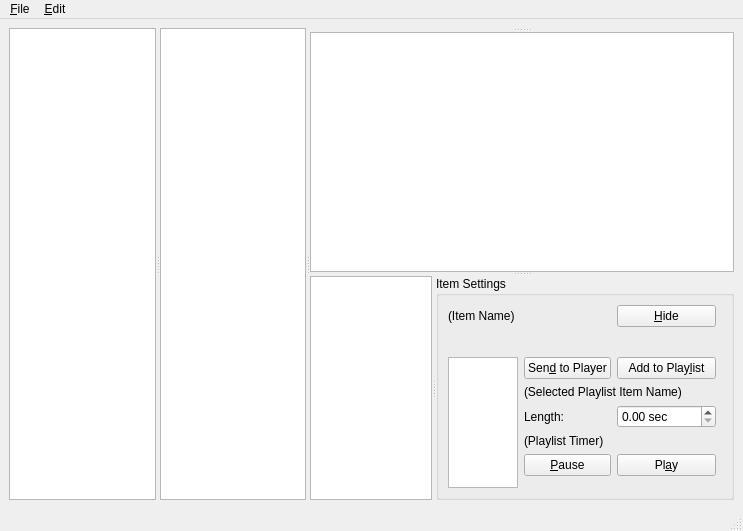
Before: the Qt Designer form src/glvidtex/DirectorWindow.ui in google-code-export/dviz, drawn with Qt 5.
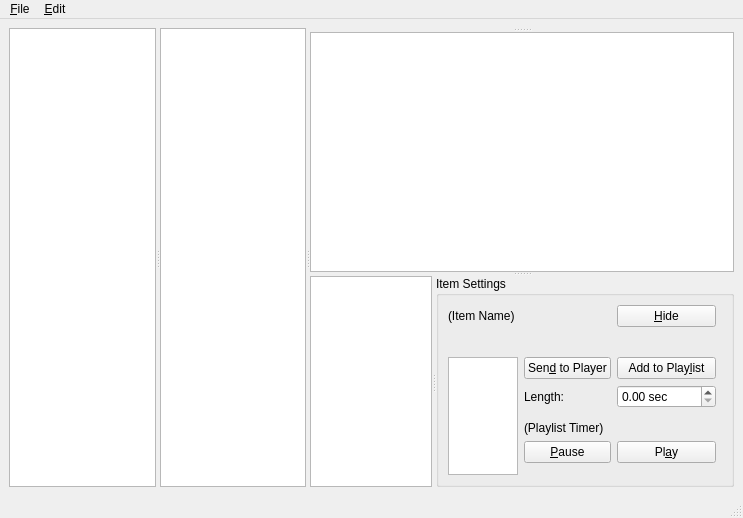
After: the same form once the commit is applied. Custom widgets are drawn as their Qt base class.

Commit message: Added and tested the 'Add to Playlist' functionality - playlist 'playing' not tested yet. Lots more work to be done in the playlist area, but basics are there.

Diff of the .ui file:
```diff
--- a/src/glvidtex/DirectorWindow.ui
+++ b/src/glvidtex/DirectorWindow.ui
@@ -79,14 +79,14 @@
               </property>
              </widget>
             </item>
-            <item row="4" column="1">
+            <item row="3" column="1">
              <widget class="QLabel" name="label">
               <property name="text">
                <string>Length:</string>
               </property>
              </widget>
             </item>
-            <item row="4" column="2">
+            <item row="3" column="2">
              <widget class="QDoubleSpinBox" name="itemLengthBox">
               <property name="suffix">
                <string> sec</string>
@@ -110,19 +110,6 @@
               </property>
              </widget>
             </item>
-            <item row="8" column="1">
-             <spacer name="verticalSpacer">
-              <property name="orientation">
-               <enum>Qt::Vertical</enum>
-              </property>
-              <property name="sizeHint" stdset="0">
-               <size>
-                <width>20</width>
-                <height>40</height>
-               </size>
-              </property>
-             </spacer>
-            </item>
             <item row="0" column="2">
              <widget class="QPushButton" name="hideBtn">
               <property name="text">
@@ -133,13 +120,6 @@
               </property>
              </widget>
             </item>
-            <item row="3" column="1" colspan="2">
-             <widget class="QLabel" name="playlistItemLabel">
-              <property name="text">
-               <string>(Selected Playlist Item Name)</string>
-              </property>
-             </widget>
-            </item>
             <item row="5" column="1">
              <widget class="QLabel" name="tmeLabel">
               <property name="text">
@@ -150,6 +130,19 @@
             <item row="2" column="0" rowspan="7">
              <widget class="QListView" name="playlistView"/>
             </item>
+            <item row="4" column="1">
+             <spacer name="verticalSpacer">
+              <property name="orientation">
+               <enum>Qt::Vertical</enum>
+              </property>
+              <property name="sizeHint" stdset="0">
+               <size>
+                <width>20</width>
+                <height>40</height>
+               </size>
+              </property>
+             </spacer>
+            </item>
            </layout>
           </item>
          </layout>
```
Left out of the diff: 2 changed lines with no effect on the pictures. The commit also changes 3 other files.
